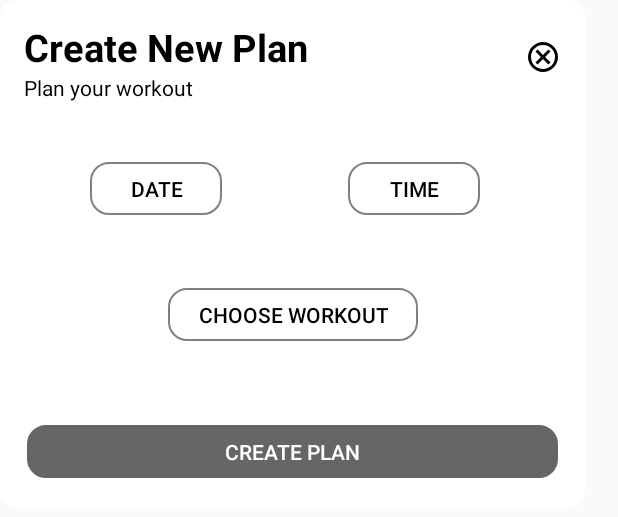
After one commit to algenabagat/ITISMOB_MCO_Gainly, an Android app built with Jetpack Compose: the layout new_plan_popup.xml on its own in the app's theme, with its tools: preview values and no code run, on a phone screen of 412 x 824 dp. The commit adds this screen. Shown: the top 517 px of the screen. Run offline under Robolectric (Android 15) with nearby library versions, the phone set to English and light mode, and no system bars.

Commit message:
Created: plan dialog popup - WIP

```diff
--- /dev/null
+++ b/app/src/main/java/com/itismob/s17/gainly/DatePickerFragment.kt
@@ -0,0 +1,26 @@
+package com.itismob.s17.gainly
+
+import android.app.DatePickerDialog
+import android.app.Dialog
+import android.os.Bundle
+import android.widget.DatePicker
+import androidx.fragment.app.DialogFragment
+import java.util.Calendar
+
+class DatePickerFragment : DialogFragment(), DatePickerDialog.OnDateSetListener {
+
+    override fun onCreateDialog(savedInstanceState: Bundle?): Dialog {
+        // Use the current date as the default date in the picker.
+        val c = Calendar.getInstance()
+        val year = c.get(Calendar.YEAR)
+        val month = c.get(Calendar.MONTH)
+        val day = c.get(Calendar.DAY_OF_MONTH)
+
+        // Create a new instance of DatePickerDialog and return it.
+        return DatePickerDialog(requireContext(), this, year, month, day)
+    }
+
+    override fun onDateSet(view: DatePicker, year: Int, month: Int, day: Int) {
+        // Do something with the date the user picks.
+    }
+}
--- a/app/src/main/java/com/itismob/s17/gainly/PlanActivity.kt
+++ b/app/src/main/java/com/itismob/s17/gainly/PlanActivity.kt
@@ -1,7 +1,9 @@
 package com.itismob.s17.gainly
 
+import android.app.Dialog
 import android.os.Bundle
-import androidx.appcompat.app.AppCompatActivity
+import android.widget.Button
+import android.widget.ImageButton
 
 class PlanActivity : BaseActivity() {
     override fun onCreate(savedInstanceState: Bundle?) {
@@ -12,6 +14,42 @@ class PlanActivity : BaseActivity() {
     }
 
     private fun setupClickListeners() {
+        val newPlanBtn = findViewById<Button>(R.id.newPlanBtn)
+        val pickTimeBtn = findViewById<Button>(R.id.pickTime)
+        val pickDateBtn = findViewById<Button>(R.id.pickDate)
 
+        newPlanBtn.setOnClickListener {
+            showCreatePlanDialog()
+        }
+
+        pickTimeBtn.setOnClickListener {
+            TimePickerFragment().show(supportFragmentManager, "timePicker")
+        }
+
+        pickDateBtn.setOnClickListener {
+            val newFragment = DatePickerFragment()
+            newFragment.show(supportFragmentManager, "datePicker")
+        }
     }
+
+    private fun showCreatePlanDialog() {
+        val dialog = Dialog(this)
+        dialog.setContentView(R.layout.new_plan_popup)
+        dialog.window?.setBackgroundDrawableResource(android.R.color.transparent)
+
+        val closeBtn = dialog.findViewById<ImageButton>(R.id.closePlanBtn)
+        val createPlanBtn = dialog.findViewById<Button>(R.id.createPlanBtn)
+
+
+        closeBtn.setOnClickListener {
+            dialog.dismiss()
+        }
+
+        createPlanBtn.setOnClickListener {
+            dialog.dismiss()
+        }
+
+        dialog.show()
+    }
+
 }
--- /dev/null
+++ b/app/src/main/java/com/itismob/s17/gainly/TimePickerFragment.kt
@@ -0,0 +1,26 @@
+package com.itismob.s17.gainly
+
+import android.app.Dialog
+import android.app.TimePickerDialog
+import android.text.format.DateFormat
+import android.os.Bundle
+import android.widget.TimePicker
+import androidx.fragment.app.DialogFragment
+import java.util.Calendar
+
+class TimePickerFragment : DialogFragment(), TimePickerDialog.OnTimeSetListener {
+
+    override fun onCreateDialog(savedInstanceState: Bundle?): Dialog {
+        // Use the current time as the default values for the picker.
+        val c = Calendar.getInstance()
+        val hour = c.get(Calendar.HOUR_OF_DAY)
+        val minute = c.get(Calendar.MINUTE)
+
+        // Create a new instance of TimePickerDialog and return it.
+        return TimePickerDialog(activity, this, hour, minute, DateFormat.is24HourFormat(activity))
+    }
+
+    override fun onTimeSet(view: TimePicker, hourOfDay: Int, minute: Int) {
+        // Do something with the time the user picks.
+    }
+}
--- /dev/null
+++ b/app/src/main/res/layout/new_plan_popup.xml
@@ -0,0 +1,98 @@
+<?xml version="1.0" encoding="utf-8"?>
+<androidx.constraintlayout.widget.ConstraintLayout xmlns:android="http://schemas.android.com/apk/res/android"
+    xmlns:app="http://schemas.android.com/apk/res-auto"
+    xmlns:tools="http://schemas.android.com/tools"
+    android:layout_width="390dp"
+    android:layout_height="wrap_content"
+    android:background="@drawable/white_rounded_container"
+    android:paddingBottom="20dp">
+
+    <TextView
+        android:id="@+id/newPlanTxv"
+        android:layout_width="wrap_content"
+        android:layout_height="wrap_content"
+        android:layout_marginStart="16dp"
+        android:layout_marginTop="14dp"
+        android:text="Create New Plan"
+        android:textColor="@color/black"
+        android:textSize="25sp"
+        android:textStyle="bold"
+        app:layout_constraintStart_toStartOf="parent"
+        app:layout_constraintTop_toTopOf="parent" />
+
+    <TextView
+        android:id="@+id/descPlanTxv"
+        android:layout_width="wrap_content"
+        android:layout_height="wrap_content"
+        android:layout_marginStart="16dp"
+        android:text="Plan your workout"
+        android:textColor="@color/black"
+        app:layout_constraintStart_toStartOf="parent"
+        app:layout_constraintTop_toBottomOf="@+id/newPlanTxv" />
+
+    <ImageButton
+        android:id="@+id/closePlanBtn"
+        android:layout_width="wrap_content"
+        android:layout_height="wrap_content"
+        android:layout_marginTop="16dp"
+        android:layout_marginEnd="4dp"
+        android:backgroundTint="#00FFFFFF"
+        app:layout_constraintEnd_toEndOf="parent"
+        app:layout_constraintTop_toTopOf="parent"
+        app:srcCompat="@drawable/outline_cancel_24" />
+
+    <Button
+        android:id="@+id/addWorkoutBtn"
+        android:layout_width="wrap_content"
+        android:layout_height="35dp"
+        android:layout_marginTop="192dp"
+        android:background="@drawable/back_gray_border"
+        android:paddingStart="20dp"
+        android:paddingEnd="20dp"
+        android:text="Choose Workout"
+        android:textColor="@color/black"
+        app:layout_constraintEnd_toEndOf="parent"
+        app:layout_constraintStart_toStartOf="parent"
+        app:layout_constraintTop_toTopOf="parent" />
+
+    <Button
+        android:id="@+id/pickTime"
+        android:layout_width="wrap_content"
+        android:layout_height="35dp"
+        android:layout_marginStart="84dp"
+        android:layout_marginTop="40dp"
+        android:background="@drawable/back_gray_border"
+        android:text="Time"
+        android:textColor="@color/black"
+        app:layout_constraintStart_toEndOf="@+id/pickDate"
+        app:layout_constraintTop_toBottomOf="@+id/descPlanTxv" />
+
+    <Button
+        android:id="@+id/pickDate"
+        android:layout_width="wrap_content"
+        android:layout_height="35dp"
+        android:layout_marginStart="60dp"
+        android:layout_marginTop="40dp"
+        android:background="@drawable/back_gray_border"
+        android:text="Date"
+        android:textColor="@color/black"
+        app:layout_constraintStart_toStartOf="parent"
+        app:layout_constraintTop_toBottomOf="@+id/descPlanTxv" />
+
+    <Button
+        android:id="@+id/createPlanBtn"
+        android:layout_width="354dp"
+        android:layout_height="35dp"
+        android:layout_marginStart="18dp"
+        android:layout_marginTop="56dp"
+        android:layout_marginEnd="18dp"
+        android:background="@drawable/back_gray_border"
+        android:backgroundTint="@color/gray"
+        android:text="Create Plan"
+        android:textColor="@color/white"
+        app:layout_constraintEnd_toEndOf="parent"
+        app:layout_constraintHorizontal_bias="0.0"
+        app:layout_constraintStart_toStartOf="parent"
+        app:layout_constraintTop_toBottomOf="@+id/addWorkoutBtn" />
+
+</androidx.constraintlayout.widget.ConstraintLayout>
--- a/app/src/main/res/layout/plan_layout.xml
+++ b/app/src/main/res/layout/plan_layout.xml
@@ -32,7 +32,7 @@
             android:textSize="14sp" />
 
         <Button
-            android:id="@+id/createPlanBtn"
+            android:id="@+id/newPlanBtn"
             android:layout_width="match_parent"
             android:layout_height="wrap_content"
             android:background="@drawable/rounded_corner_container"
```
